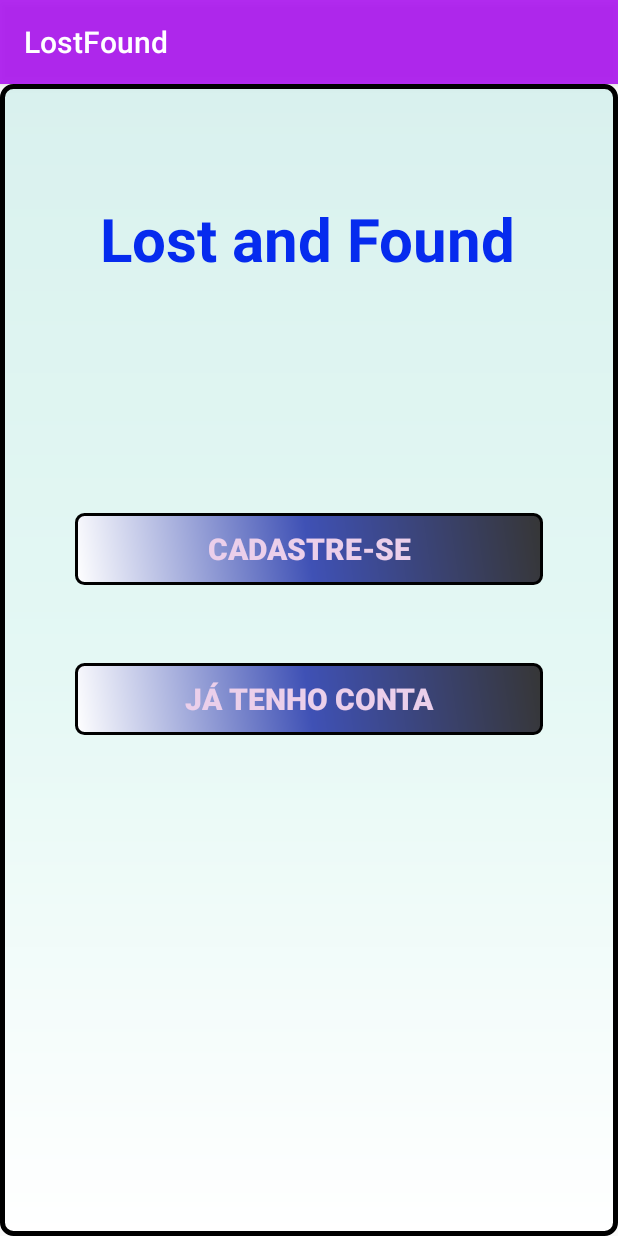
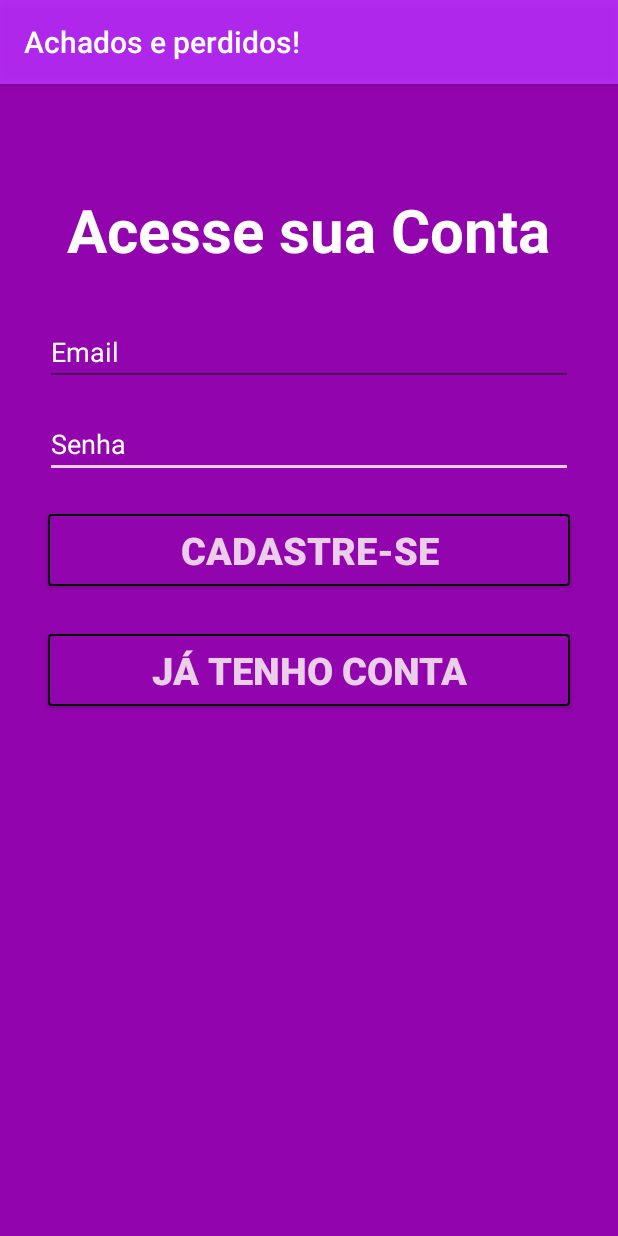
Before and after one commit to eraldoakosoft/LF, an Android app: the screen it shows after launch (MainActivity), on a phone screen of 412 x 824 dp. Run offline under Robolectric (Android 15) with nearby library versions, the phone set to English and light mode, and no system bars; our stand-ins replace Firebase (no records; nobody signed in at launch, a user with empty details on screens opened directly).

Commit message:
Algumas mudanças no layout.

```diff
--- a/app/src/main/java/com/example/lostfound/ui/send/SendFragment.java
+++ b/app/src/main/java/com/example/lostfound/ui/send/SendFragment.java
@@ -13,6 +13,7 @@ import androidx.lifecycle.Observer;
 import androidx.lifecycle.ViewModelProviders;
 
 import com.example.lostfound.R;
+import com.google.firebase.auth.FirebaseAuth;
 
 public class SendFragment extends Fragment {
 
@@ -28,6 +29,8 @@ public class SendFragment extends Fragment {
             @Override
             public void onChanged(@Nullable String s) {
                 textView.setText(s);
+
+
             }
         });
         return root;
--- a/app/src/main/java/com/example/lostfound/ui/send/SendViewModel.java
+++ b/app/src/main/java/com/example/lostfound/ui/send/SendViewModel.java
@@ -4,13 +4,18 @@ import androidx.lifecycle.LiveData;
 import androidx.lifecycle.MutableLiveData;
 import androidx.lifecycle.ViewModel;
 
+import com.google.firebase.auth.FirebaseAuth;
+
 public class SendViewModel extends ViewModel {
+
+    private FirebaseAuth auth;
 
     private MutableLiveData<String> mText;
 
     public SendViewModel() {
         mText = new MutableLiveData<>();
         mText.setValue("This is send fragment");
+
     }
 
     public LiveData<String> getText() {
--- a/app/src/main/res/drawable/bg_botao_azul.xml
+++ b/app/src/main/res/drawable/bg_botao_azul.xml
@@ -4,17 +4,17 @@
     >
 
     <corners
-        android:radius="5dp"
+        android:radius="2dp"
         />
 
     <stroke
-        android:width="2dp"
+        android:width="1dp"
         android:color="@android:color/background_dark"
         />
 
     <gradient
-        android:startColor="#fff"
-        android:endColor="#363636"
-        android:angle="45"
-        android:centerColor="#3F51B5"/>
+        android:startColor="@color/colorPrimaryDark"
+        android:endColor="@color/colorPrimaryDark"
+        android:angle="180"
+        android:centerColor="@color/colorPrimaryDark"/>
 </shape>
--- a/app/src/main/res/layout/activity_login.xml
+++ b/app/src/main/res/layout/activity_login.xml
@@ -52,8 +52,13 @@
         android:layout_marginStart="70dp"
         android:layout_marginTop="70dp"
         android:layout_marginEnd="70dp"
+        android:layout_marginBottom="20dp"
+        android:layout_margin="20dp"
         android:text="ENTRAR"
+        android:textSize="30dp"
+        android:textColor="@color/colorWhite"
         app:layout_constraintEnd_toEndOf="parent"
         app:layout_constraintStart_toStartOf="parent"
-        app:layout_constraintTop_toBottomOf="@+id/txtSenha" />
+        app:layout_constraintTop_toBottomOf="@+id/txtSenha"
+        android:background="@color/colorPrimaryDark"/>
 </androidx.constraintlayout.widget.ConstraintLayout>
--- a/app/src/main/res/layout/activity_main.xml
+++ b/app/src/main/res/layout/activity_main.xml
@@ -5,15 +5,15 @@
     android:layout_width="match_parent"
     android:layout_height="match_parent"
     tools:context=".MainActivity"
-    android:background="@drawable/bg_layout_azul">
+    android:background="@color/colorPrimaryDark">
 
     <TextView
         android:id="@+id/textView3"
         android:layout_width="wrap_content"
         android:layout_height="wrap_content"
-        android:layout_marginTop="76dp"
-        android:text="Lost and Found"
-        android:textColor="@color/colorBlue"
+        android:layout_marginTop="70dp"
+        android:text="@string/acessesuaconta"
+        android:textColor="@color/colorWhite"
         android:textSize="40sp"
         android:textStyle="bold"
         app:layout_constraintHorizontal_bias="0.496"
@@ -25,36 +25,66 @@
         android:id="@+id/button"
         android:layout_width="0dp"
         android:layout_height="wrap_content"
-        android:layout_marginStart="50dp"
-        android:layout_marginTop="156dp"
-        android:layout_marginEnd="50dp"
+        android:layout_marginStart="32dp"
+        android:layout_marginTop="24dp"
+        android:layout_marginEnd="32dp"
         android:background="@drawable/bg_botao_azul"
         android:onClick="btnCadastar"
         android:text="CADASTRE-SE"
         android:textColor="@color/colorAccent"
-        android:textSize="20dp"
+        android:textSize="25dp"
         android:textStyle="bold"
         app:layout_constraintEnd_toEndOf="parent"
         app:layout_constraintHorizontal_bias="0.0"
         app:layout_constraintStart_toStartOf="parent"
-        app:layout_constraintTop_toBottomOf="@+id/textView3" />
+        app:layout_constraintTop_toBottomOf="@+id/editText" />
 
     <Button
         android:id="@+id/button2"
         android:layout_width="0dp"
         android:layout_height="wrap_content"
-        android:layout_marginStart="50dp"
-        android:layout_marginTop="52dp"
-        android:layout_marginEnd="50dp"
+        android:layout_marginStart="32dp"
+        android:layout_marginTop="32dp"
+        android:layout_marginEnd="32dp"
         android:background="@drawable/bg_botao_azul"
         android:onClick="btnEntrar"
         android:text="jÁ TENHO CONTA"
         android:textColor="@color/colorAccent"
-        android:textSize="20dp"
+        android:textSize="25dp"
         android:textStyle="bold"
         app:layout_constraintEnd_toEndOf="parent"
         app:layout_constraintHorizontal_bias="0.0"
         app:layout_constraintStart_toStartOf="parent"
         app:layout_constraintTop_toBottomOf="@+id/button" />
 
+    <EditText
+        android:id="@+id/editText"
+        android:layout_width="0dp"
+        android:layout_height="wrap_content"
+        android:layout_marginStart="30dp"
+        android:layout_marginTop="16dp"
+        android:layout_marginEnd="30dp"
+        android:ems="10"
+        android:textColorHint="@color/colorWhite"
+        android:hint="Senha"
+        android:inputType="textPassword"
+        app:layout_constraintEnd_toEndOf="parent"
+        app:layout_constraintStart_toStartOf="parent"
+        app:layout_constraintTop_toBottomOf="@+id/editText2" />
+
+    <EditText
+        android:id="@+id/editText2"
+        android:layout_width="0dp"
+        android:layout_height="wrap_content"
+        android:layout_marginStart="30dp"
+        android:layout_marginTop="32dp"
+        android:layout_marginEnd="30dp"
+        android:ems="20"
+        android:textColorHint="@color/colorWhite"
+        android:hint="Email "
+        android:inputType="textEmailAddress"
+        app:layout_constraintEnd_toEndOf="parent"
+        app:layout_constraintStart_toStartOf="parent"
+        app:layout_constraintTop_toBottomOf="@+id/textView3" />
+
 </androidx.constraintlayout.widget.ConstraintLayout>
--- a/app/src/main/res/values/colors.xml
+++ b/app/src/main/res/values/colors.xml
@@ -4,4 +4,6 @@
     <color name="colorPrimaryDark">#9204AD</color>
     <color name="colorAccent">#EBCFEA</color>
     <color name="colorBlue">#062BEE</color>
+    <color name="colorBlack">#020202</color>
+    <color name="colorWhite">#FFFFFF</color>
 </resources>
--- a/app/src/main/res/values/strings.xml
+++ b/app/src/main/res/values/strings.xml
@@ -1,5 +1,5 @@
 <resources>
-    <string name="app_name">LostFound</string>
+    <string name="app_name">Achados e perdidos!</string>
     <string name="title_activity_main2">Main2Activity</string>
     <string name="navigation_drawer_open">Open navigation drawer</string>
     <string name="navigation_drawer_close">Close navigation drawer</string>
@@ -8,6 +8,7 @@
     <string name="nav_header_desc">Navigation header</string>
     <string name="action_settings">Settings</string>
     <string name="criesuacontagratis">Crie sua conta grátis</string>
+    <string name="acessesuaconta">Acesse sua Conta</string>
 
     <string name="menu_home">Home</string>
     <string name="menu_gallery">Gallery</string>
```
